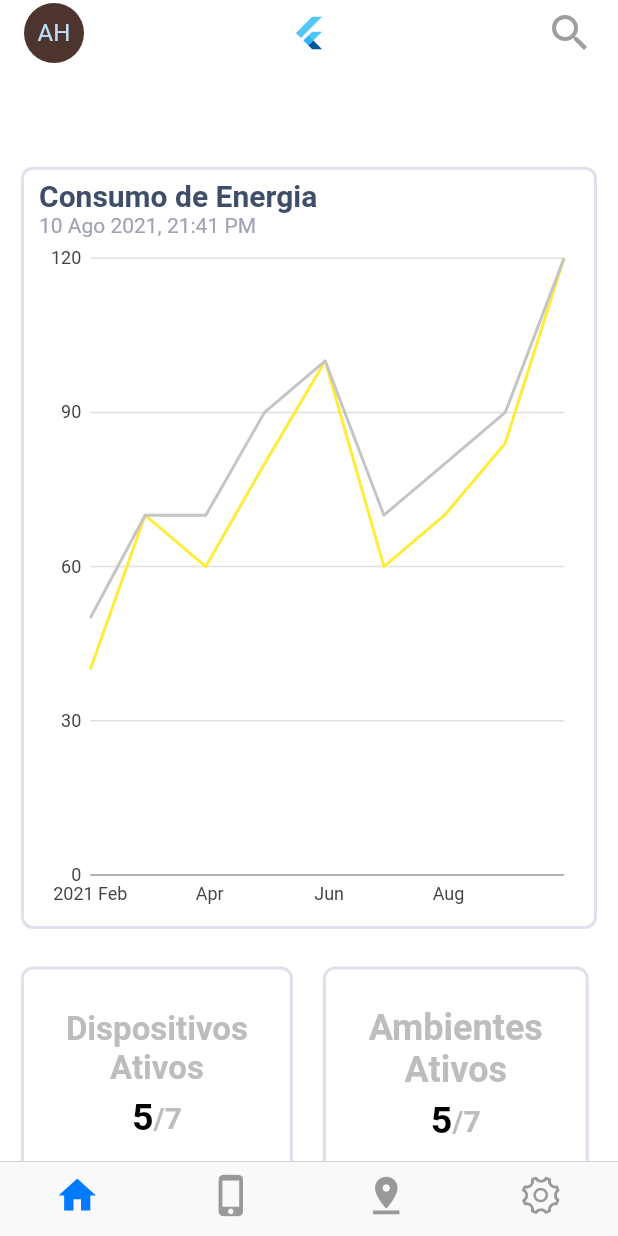
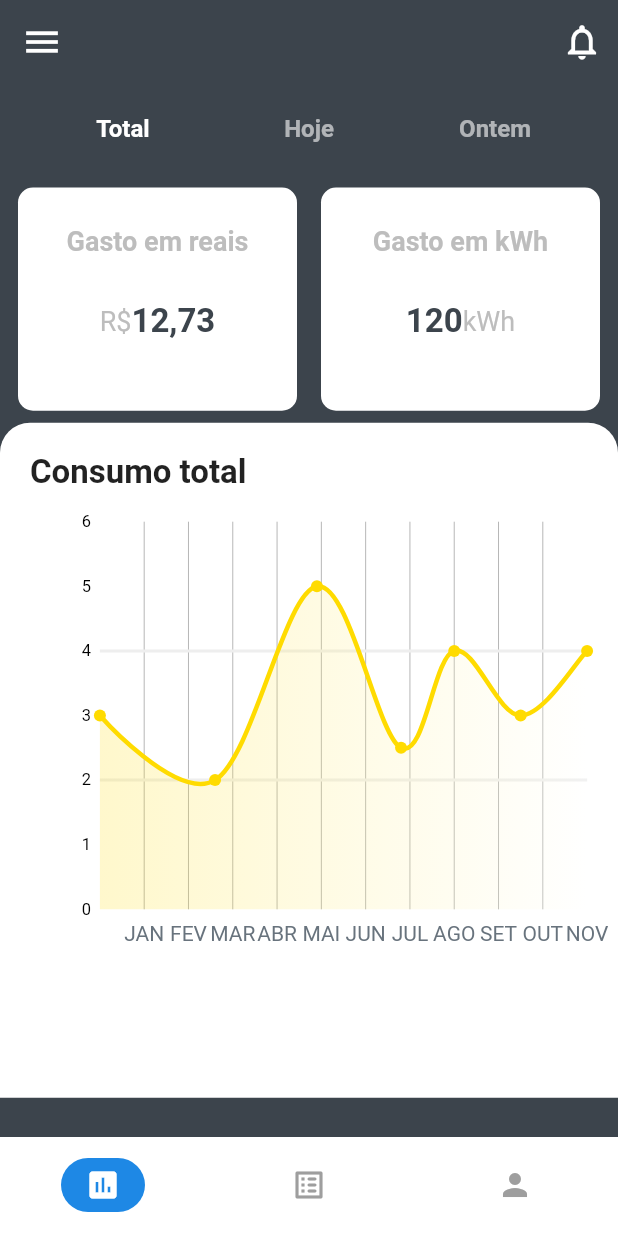
Before and after one commit to victornassif/senergy-mobile, a Flutter app: the screen it shows after launch, on a phone screen of 412 x 824 dp. Run offline on Flutter 3.47's test engine with Material 2 defaults, Android fonts, the phone set to English and light mode, and no system bars; drawn by our look-alikes of fl_chart.

Commit message:
:rocket: troca de dashboard e nova versao

```diff
--- a/senergy/lib/components/dashboard.component.dart
+++ /dev/null
@@ -1,111 +0,0 @@
-/// Example of a combo time series chart with two series rendered as lines, and
-/// a third rendered as points along the top line with a different color.
-///
-/// This example demonstrates a method for drawing points along a line using a
-/// different color from the main series color. The line renderer supports
-/// drawing points with the "includePoints" option, but those points will share
-/// the same color as the line.
-import 'package:charts_flutter/flutter.dart' as charts;
-import 'package:flutter/material.dart';
-
-class SimpleTimeSeriesChart extends StatelessWidget {
-  final List<charts.Series> seriesList;
-  final bool animate;
-
-  SimpleTimeSeriesChart(this.seriesList, {this.animate});
-
-  /// Creates a [TimeSeriesChart] with sample data and no transition.
-  factory SimpleTimeSeriesChart.withSampleData() {
-    return new SimpleTimeSeriesChart(
-      _createSampleData(),
-      // Disable animations for image tests.
-      animate: false,
-    );
-  }
-
-  @override
-  Widget build(BuildContext context) {
-    return new charts.TimeSeriesChart(
-      seriesList,
-      animate: animate,
-      customSeriesRenderers: [
-        new charts.LineRendererConfig(
-            // ID used to link series to this renderer.
-            customRendererId: 'customArea',
-            includePoints: true,
-            includeArea: true,
-            stacked: true),
-      ],
-      domainAxis: charts.DateTimeAxisSpec(
-        tickFormatterSpec: charts.AutoDateTimeTickFormatterSpec(
-          // day: charts.TimeFormatterSpec(
-          //   format: 'EEE',
-          //   transitionFormat: 'EEE',
-          // ),
-          month: charts.TimeFormatterSpec(
-            format: 'MMM',
-            transitionFormat: 'MMM'
-          )
-        ),
-      ),
-    );
-  }
-
-  /// Create one series with sample hard coded data.
-  static List<charts.Series<TimeSeriesSales, DateTime>> _createSampleData() {
-    final orcado = [
-      new TimeSeriesSales(new DateTime(2021, 2, 1), 40),
-      new TimeSeriesSales(new DateTime(2021, 3, 1), 70),
-      new TimeSeriesSales(new DateTime(2021, 4, 1), 60),
-      new TimeSeriesSales(new DateTime(2021, 5, 1), 80),
-      new TimeSeriesSales(new DateTime(2021, 6, 1), 100),
-      new TimeSeriesSales(new DateTime(2021, 7, 1), 60),
-      new TimeSeriesSales(new DateTime(2021, 8, 1), 70),
-      new TimeSeriesSales(new DateTime(2021, 9, 1), 84),
-      new TimeSeriesSales(new DateTime(2021, 10, 1), 120)
-    ];
-
-    final realizado = [
-      new TimeSeriesSales(new DateTime(2021, 2, 1), 10 + 40),
-      new TimeSeriesSales(new DateTime(2021, 3, 1), 0 + 70),
-      new TimeSeriesSales(new DateTime(2021, 4, 1), 10 + 60),
-      new TimeSeriesSales(new DateTime(2021, 5, 1), 10 + 80),
-      new TimeSeriesSales(new DateTime(2021, 6, 1), 0 + 100),
-      new TimeSeriesSales(new DateTime(2021, 7, 1), 10 + 60),
-      new TimeSeriesSales(new DateTime(2021, 8, 1), 10 + 70),
-      new TimeSeriesSales(new DateTime(2021, 9, 1), 10 + 80),
-      new TimeSeriesSales(new DateTime(2021, 10, 1), 0 + 120)
-    ];
-
-    return [
-      new charts.Series<TimeSeriesSales, DateTime>(
-        id: 'Desktop',
-        colorFn: (_, __) => charts.MaterialPalette.yellow.shadeDefault,
-        domainFn: (TimeSeriesSales sales, _) => sales.time,
-        measureFn: (TimeSeriesSales sales, _) => sales.sales,
-        data: orcado,
-      )
-        // Configure our custom bar target renderer for this series.
-        ..setAttribute(charts.rendererIdKey, 'customArea'),
-      new charts.Series<TimeSeriesSales, DateTime>(
-        id: 'Tablet',
-        colorFn: (_, __) => charts.MaterialPalette.gray.shade300,
-        seriesColor: charts.MaterialPalette.red.shadeDefault,
-        domainFn: (TimeSeriesSales sales, _) => sales.time,
-        measureFn: (TimeSeriesSales sales, _) => sales.sales,
-        data: realizado,
-      ),
-    ];
-  }
-}
-
-/// Sample time series data type.
-class TimeSeriesSales {
-  final DateTime time;
-  final int sales;
-  String timeStr;
-
-  TimeSeriesSales(this.time, this.sales) {
-    timeStr = time.month.toString();
-  }
-}
--- /dev/null
+++ b/senergy/lib/config/styles.dart
@@ -0,0 +1,19 @@
+import 'package:flutter/material.dart';
+
+class Styles {
+  static const buttonTextStyle = TextStyle(
+    fontSize: 16.0,
+    fontWeight: FontWeight.w600,
+  );
+
+  static const chartLabelsTextStyle = TextStyle(
+    color: Colors.grey,
+    fontSize: 14.0,
+    fontWeight: FontWeight.w500,
+  );
+
+  static const tabTextStyle = TextStyle(
+    fontSize: 16.0,
+    fontWeight: FontWeight.w600,
+  );
+}
--- /dev/null
+++ b/senergy/lib/config/theme.dart
@@ -0,0 +1,36 @@
+import 'package:flutter/material.dart';
+
+const brightness = Brightness.light;
+const primaryColor = const Color(0xFF3C444C);
+const secondColor = const Color(0xFFF7F8FC);
+
+const MaterialColor kPrimaryColor = const MaterialColor(
+  0xFF0E7AC7,
+  const <int, Color>{
+    50: const Color(0xFF0E7AC7),
+    100: const Color(0xFF0E7AC7),
+    200: const Color(0xFF0E7AC7),
+    300: const Color(0xFF0E7AC7),
+    400: const Color(0xFF0E7AC7),
+    500: const Color(0xFF0E7AC7),
+    600: const Color(0xFF0E7AC7),
+    700: const Color(0xFF0E7AC7),
+    800: const Color(0xFF0E7AC7),
+    900: const Color(0xFF0E7AC7),
+  },
+);
+
+// const thirdColor = const Color(0xFF115173);
+// const borderColor = const Color(0xFFD8ECF6);
+// const accentColor = const Color(0xFF87FFF1);
+
+ThemeData theme() {
+  return ThemeData(
+    brightness: brightness,
+    primaryColor: primaryColor,
+    canvasColor: secondColor,
+    primarySwatch: kPrimaryColor,
+    scaffoldBackgroundColor: Colors.white,
+    visualDensity: VisualDensity.adaptivePlatformDensity,
+  );
+}
--- /dev/null
+++ b/senergy/lib/data/data.dart
@@ -0,0 +1 @@
+final energySpent = [12.17, 11.15, 10.02, 11.21, 13.83, 14.16, 14.30];
--- a/senergy/lib/main.dart
+++ b/senergy/lib/main.dart
@@ -1,6 +1,6 @@
-import 'package:flutter/cupertino.dart';
 import 'package:flutter/material.dart';
-import 'package:senergy/views/home.view.dart';
+import 'package:senergy/screens/bottom_nav_screen.dart';
+import 'package:senergy/config/theme.dart';
 
 final GlobalKey<NavigatorState> firstTabNavKey = GlobalKey<NavigatorState>();
 final GlobalKey<NavigatorState> secondTabNavKey = GlobalKey<NavigatorState>();
@@ -15,25 +15,11 @@ class MyApp extends StatelessWidget {
   // This widget is the root of your application.
   @override
   Widget build(BuildContext context) {
-    return CupertinoApp(
-        title: 'SENERGY',
-        theme: CupertinoThemeData(
-          textTheme: CupertinoTextThemeData(
-            navLargeTitleTextStyle: TextStyle(
-              fontWeight: FontWeight.bold
-            )
-          )
-        ),
-        debugShowCheckedModeBanner: false,
-        initialRoute: '/',
-        routes: {
-          '/': (context) => HomeScreen(),
-          // '/home': (context) => InitialAssistant(),
-          // '/options': (context) => OptionsView(),
-        },
-        localizationsDelegates: const <LocalizationsDelegate<dynamic>>[
-          DefaultMaterialLocalizations.delegate,
-          DefaultWidgetsLocalizations.delegate
-        ]);
+    return MaterialApp(
+      title: 'SENERGY',
+      debugShowCheckedModeBanner: false,
+      theme: theme(),
+      home: BottomNavScreen(),
+    );
   }
 }
--- /dev/null
+++ b/senergy/lib/screens/bottom_nav_screen.dart
@@ -0,0 +1,58 @@
+import 'package:flutter/material.dart';
+import 'package:senergy/screens/stats_screen.dart';
+import 'package:senergy/screens/profile_screen.dart';
+import 'package:senergy/screens/sensor_detail.dart';
+
+class BottomNavScreen extends StatefulWidget {
+  @override
+  _BottomNavScreenState createState() => _BottomNavScreenState();
+}
+
+class _BottomNavScreenState extends State<BottomNavScreen> {
+  final List _screens = [
+    StatsScreen(),
+    SensorDetail(),
+    ProfileScreen(),
+  ];
+  int _currentIndex = 0;
+
+  @override
+  Widget build(BuildContext context) {
+    return Scaffold(
+        body: _screens[_currentIndex],
+        bottomNavigationBar: BottomNavigationBar(
+          currentIndex: _currentIndex,
+          onTap: (index) => setState(() => _currentIndex = index),
+          type: BottomNavigationBarType.fixed,
+          backgroundColor: Colors.white,
+          showSelectedLabels: false,
+          showUnselectedLabels: false,
+          selectedItemColor: Colors.white,
+          unselectedItemColor: Colors.grey,
+          elevation: 0.0,
+          items: [Icons.insert_chart, Icons.list_alt_rounded, Icons.person]
+              .asMap()
+              .map((key, value) => MapEntry(
+                    key,
+                    BottomNavigationBarItem(
+                      label: "",
+                      icon: Container(
+                        padding: const EdgeInsets.symmetric(
+                          vertical: 6.0,
+                          horizontal: 16.0,
+                        ),
+                        decoration: BoxDecoration(
+                          color: _currentIndex == key
+                              ? Colors.blue[600]
+                              : Colors.transparent,
+                          borderRadius: BorderRadius.circular(20.0),
+                        ),
+                        child: Icon(value),
+                      ),
+                    ),
+                  ))
+              .values
+              .toList(),
+        ));
+  }
+}
--- /dev/null
+++ b/senergy/lib/screens/profile_screen.dart
@@ -0,0 +1,12 @@
+import 'package:flutter/material.dart';
+
+class ProfileScreen extends StatelessWidget {
+  @override
+  Widget build(BuildContext context) {
+    return Scaffold(
+      appBar: AppBar(
+        title: Text('Profile'),
+      ),
+    );
+  }
+}
--- /dev/null
+++ b/senergy/lib/screens/sensor_detail.dart
@@ -0,0 +1,12 @@
+import 'package:flutter/material.dart';
+
+class SensorDetail extends StatelessWidget {
+  @override
+  Widget build(BuildContext context) {
+    return Scaffold(
+      appBar: AppBar(
+        title: Text('SensorDetails'),
+      ),
+    );
+  }
+}
--- /dev/null
+++ b/senergy/lib/screens/stats_screen.dart
@@ -0,0 +1,78 @@
+import 'package:flutter/material.dart';
+import 'package:senergy/config/styles.dart';
+import 'package:senergy/data/data.dart';
+import 'package:senergy/widgets/custom_app_bar.dart';
+import 'package:senergy/widgets/spend_chart.dart';
+import 'package:senergy/widgets/stats_grid.dart';
+
+class StatsScreen extends StatefulWidget {
+  @override
+  State<StatsScreen> createState() => _StatsScreenState();
+}
+
+class _StatsScreenState extends State<StatsScreen> {
+  @override
+  Widget build(BuildContext context) {
+    return Scaffold(
+      backgroundColor: Theme.of(context).primaryColor,
+      appBar: CustomAppBar(),
+      body: CustomScrollView(
+        physics: ClampingScrollPhysics(),
+        slivers: <Widget>[
+          _buildStatsTabBar(),
+          SliverPadding(
+            padding: const EdgeInsets.symmetric(horizontal: 4.0),
+            sliver: SliverToBoxAdapter(
+              child: StatsGrid(),
+            ),
+          ),
+          SliverPadding(
+            padding: const EdgeInsets.symmetric(horizontal: 0.0),
+            sliver: SliverToBoxAdapter(
+              child: SpentChart(energySpent: energySpent),
+            ),
+          ),
+        ],
+      ),
+    );
+  }
+
+  SliverPadding _buildHeader() {
+    return SliverPadding(
+      padding: const EdgeInsets.all(20.0),
+      sliver: SliverToBoxAdapter(
+        child: Text(
+          '',
+          style: const TextStyle(
+            color: Colors.white,
+            fontSize: 25.0,
+            fontWeight: FontWeight.bold,
+          ),
+        ),
+      ),
+    );
+  }
+
+  SliverPadding _buildStatsTabBar() {
+    return SliverPadding(
+      padding: const EdgeInsets.all(20.0),
+      sliver: SliverToBoxAdapter(
+        child: DefaultTabController(
+          length: 3,
+          child: TabBar(
+            indicatorColor: Colors.transparent,
+            labelStyle: Styles.tabTextStyle,
+            labelColor: Colors.white,
+            unselectedLabelColor: Colors.white60,
+            tabs: <Widget>[
+              Text('Total'),
+              Text('Hoje'),
+              Text('Ontem'),
+            ],
+            onTap: (index) {}, //evento de recarregar dash
+          ),
+        ),
+      ),
+    );
+  }
+}
--- a/senergy/lib/style/theme.dart
+++ /dev/null
@@ -1,20 +0,0 @@
-import 'package:flutter/material.dart';
-
-const brightness = Brightness.light;
-const primaryColor = const Color(0xFF3C444C);
-const secondColor = const Color(0xFFF7F8FC);
-// const thirdColor = const Color(0xFF115173);
-// const borderColor = const Color(0xFFD8ECF6);
-// const accentColor = const Color(0xFF87FFF1);
-
-ThemeData theme() {
-  return ThemeData(
-      brightness: brightness,
-      primaryColor: primaryColor,
-      canvasColor: secondColor,
-      // secondaryHeaderColor: thirdColor,
-      // accentColor: accentColor,
-      // cardColor: borderColor,
-      visualDensity: VisualDensity.adaptivePlatformDensity,
-      );
-}
--- a/senergy/lib/views/home.view.dart
+++ b/senergy/lib/views/home.view.dart
@@ -1,6 +1,5 @@
 import 'package:flutter/cupertino.dart';
 import 'package:flutter/material.dart';
-import 'package:senergy/components/dashboard.component.dart';
 
 import '../main.dart';
 
@@ -105,7 +104,7 @@ class DashboardView extends StatelessWidget {
                   Container(
                     height: MediaQuery.of(context).size.height * 0.55,
                     width: MediaQuery.of(context).size.width * 0.95,
-                    child: SimpleTimeSeriesChart.withSampleData(),
+                    // child: SimpleTimeSeriesChart.withSampleData(),
                   ),
                 ],
               ),
--- /dev/null
+++ b/senergy/lib/widgets/custom_app_bar.dart
@@ -0,0 +1,26 @@
+import 'package:flutter/material.dart';
+
+class CustomAppBar extends StatelessWidget with PreferredSizeWidget {
+  @override
+  Widget build(BuildContext context) {
+    return AppBar(
+      backgroundColor: Theme.of(context).primaryColor,
+      elevation: 0.0,
+      leading: IconButton(
+        icon: const Icon(Icons.menu),
+        iconSize: 28.0,
+        onPressed: () {},
+      ),
+      actions: <Widget>[
+        IconButton(
+          icon: const Icon(Icons.notifications_none),
+          iconSize: 28.0,
+          onPressed: () {},
+        ),
+      ],
+    );
+  }
+
+  @override
+  Size get preferredSize => Size.fromHeight(kToolbarHeight);
+}
--- /dev/null
+++ b/senergy/lib/widgets/line_titles.dart
@@ -0,0 +1,46 @@
+import 'package:fl_chart/fl_chart.dart';
+import 'package:flutter/cupertino.dart';
+
+class LineTitles {
+  static getTitleData() => FlTitlesData(
+        show: true,
+        bottomTitles: SideTitles(
+          showTitles: true,
+          margin: 8,
+          reservedSize: 22,
+          getTextStyles: (value) => const TextStyle(
+            color: Color(0xff68737d)
+          ),
+          getTitles: (value) {
+            switch (value.toInt()) {
+              case 1:
+                return 'JAN';
+              case 2:
+                return 'FEV';
+              case 3:
+                return 'MAR';
+              case 4:
+                return 'ABR';
+              case 5:
+                return 'MAI';
+              case 6:
+                return 'JUN';
+              case 7:
+                return 'JUL';
+              case 8:
+                return 'AGO';
+              case 9:
+                return 'SET';
+              case 10:
+                return 'OUT';
+              case 11:
+                return 'NOV';
+              case 12:
+                return 'DEZ';
+              default:
+                return '';
+            }
+          },
+        ),
+      );
+}
--- /dev/null
+++ b/senergy/lib/widgets/spend_chart.dart
@@ -0,0 +1,94 @@
+import 'package:fl_chart/fl_chart.dart';
+import 'package:flutter/material.dart';
+import 'package:senergy/widgets/line_titles.dart';
+
+class SpentChart extends StatelessWidget {
+  final List<double> energySpent;
+
+  const SpentChart({@required this.energySpent});
+
+  @override
+  Widget build(BuildContext context) {
+    return Container(
+      height: 450,
+      decoration: BoxDecoration(
+        color: Colors.white,
+        borderRadius: BorderRadius.only(
+          topLeft: Radius.circular(20.0),
+          topRight: Radius.circular(20.0),
+        ),
+      ),
+      child: Column(
+        children: <Widget>[
+          Container(
+            padding: const EdgeInsets.all(20.0),
+            alignment: Alignment.centerLeft,
+            child: Text(
+              'Consumo total',
+              style: const TextStyle(
+                fontSize: 22.0,
+                fontWeight: FontWeight.bold,
+              ),
+            ),
+          ),
+          Container(
+            width: MediaQuery.of(context).size.width * 0.90,
+            child: LineChart(
+              LineChartData(
+                gridData: FlGridData(
+                  show: true,
+                  horizontalInterval: 2,
+                  getDrawingHorizontalLine: (value) {
+                    return FlLine(color: Colors.grey.shade200);
+                  },
+                ),
+                maxX: 11,
+                maxY: 6,
+                minX: 0,
+                minY: 0,
+                titlesData: LineTitles.getTitleData(),
+                borderData: FlBorderData(show: true, border: Border()),
+                lineBarsData: [
+                  LineChartBarData(
+                    spots: [
+                      FlSpot(0, 3),
+                      FlSpot(2.6, 2),
+                      FlSpot(4.9, 5),
+                      FlSpot(6.8, 2.5),
+                      FlSpot(8, 4),
+                      FlSpot(9.5, 3),
+                      FlSpot(11, 4),
+                    ],
+                    isCurved: true,
+                    colors: [
+                      Color(0xffFFDB00),
+                    ],
+                    barWidth: 3,
+                    belowBarData: BarAreaData(
+                      show: true,
+                      colors: [Color(0xffFFDB00), Colors.white]
+                          .map(
+                            (e) => e.withOpacity(0.2),
+                          )
+                          .toList(),
+                    ),
+                    // dotData: FlDotData(
+
+                    //   getStrokeColor: (a,b,c){
+                    //     return Color(0xffFFDB00);
+                    //   },
+                    //   getDotColor: (a, b, c) {
+                    //     return Colors.white;
+                    //   },
+                    // ),
+                  ),
+                ],
+              ),
+              swapAnimationDuration: Duration(milliseconds: 150), // Optional
+            ),
+          ),
+        ],
+      ),
+    );
+  }
+}
--- /dev/null
+++ b/senergy/lib/widgets/stats_grid.dart
@@ -0,0 +1,138 @@
+import 'package:flutter/material.dart';
+
+class StatsGrid extends StatelessWidget {
+  @override
+  Widget build(BuildContext context) {
+    return Container(
+      height: MediaQuery.of(context).size.height * 0.20,
+      child: Column(
+        children: <Widget>[
+          Flexible(
+            child: Row(
+              children: <Widget>[
+                _buildStatCard(
+                  '12,73',
+                  'Gasto em reais',
+                  'R\$',
+                  Colors.white,
+                  Theme.of(context).primaryColor,
+                ),
+                _buildStatCardkwh(
+                  '120',
+                  'Gasto em kWh',
+                  'kWh',
+                  Colors.white,
+                  Theme.of(context).primaryColor,
+                ),
+              ],
+            ),
+          )
+        ],
+      ),
+    );
+  }
+
+  Expanded _buildStatCard(
+      String count, String title, String fmt, Color color, Color colorText) {
+    return Expanded(
+      child: Container(
+        margin: const EdgeInsets.all(8.0),
+        padding: const EdgeInsets.fromLTRB(0, 25, 0, 0),
+        decoration: BoxDecoration(
+          color: color,
+          borderRadius: BorderRadius.circular(10.0),
+        ),
+        child: Column(
+          // mainAxisAlignment: MainAxisAlignment.spaceAround,
+          crossAxisAlignment: CrossAxisAlignment.center,
+          children: <Widget>[
+            Text(
+              title,
+              textAlign: TextAlign.center,
+              style: TextStyle(
+                fontWeight: FontWeight.bold,
+                color: Colors.grey.shade400,
+                fontSize: 18,
+              ),
+            ),
+            Padding(
+              padding: const EdgeInsets.fromLTRB(0, 30, 0, 0),
+              child: Row(
+                mainAxisAlignment: MainAxisAlignment.center,
+                children: [
+                  Text(
+                    fmt,
+                    style: TextStyle(
+                      color: Colors.grey.shade400,
+                      fontSize: 18.0,
+                    ),
+                  ),
+                  Text(
+                    count,
+                    style: TextStyle(
+                      color: colorText,
+                      fontSize: 22,
+                      fontWeight: FontWeight.bold,
+                    ),
+                  ),
+                ],
+              ),
+            ),
+          ],
+        ),
+      ),
+    );
+  }
+
+  Expanded _buildStatCardkwh(
+      String count, String title, String fmt, Color color, Color colorText) {
+    return Expanded(
+      child: Container(
+        margin: const EdgeInsets.all(8.0),
+        padding: const EdgeInsets.fromLTRB(0, 25, 0, 0),
+        decoration: BoxDecoration(
+          color: color,
+          borderRadius: BorderRadius.circular(10.0),
+        ),
+        child: Column(
+          // mainAxisAlignment: MainAxisAlignment.spaceAround,
+          crossAxisAlignment: CrossAxisAlignment.center,
+          children: <Widget>[
+            Text(
+              title,
+              textAlign: TextAlign.center,
+              style: TextStyle(
+                fontWeight: FontWeight.bold,
+                color: Colors.grey.shade400,
+                fontSize: 18,
+              ),
+            ),
+            Padding(
+              padding: const EdgeInsets.fromLTRB(0, 30, 0, 0),
+              child: Row(
+                mainAxisAlignment: MainAxisAlignment.center,
+                children: [
+                  Text(
+                    count,
+                    style: TextStyle(
+                      color: colorText,
+                      fontSize: 22,
+                      fontWeight: FontWeight.bold,
+                    ),
+                  ),
+                  Text(
+                    fmt,
+                    style: TextStyle(
+                      color: Colors.grey.shade400,
+                      fontSize: 18.0,
+                    ),
+                  ),
+                ],
+              ),
+            ),
+          ],
+        ),
+      ),
+    );
+  }
+}
```
Also changed, not shown: senergy/pubspec.yaml (+2 -12 lines).
